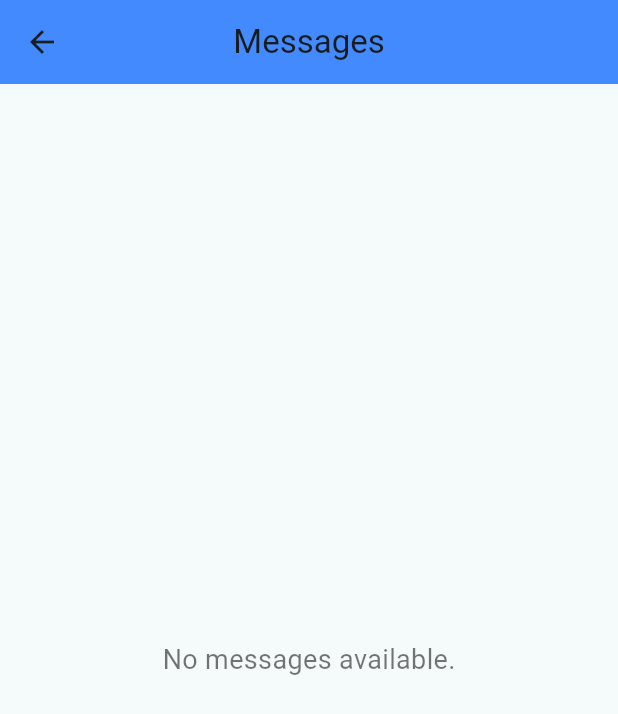
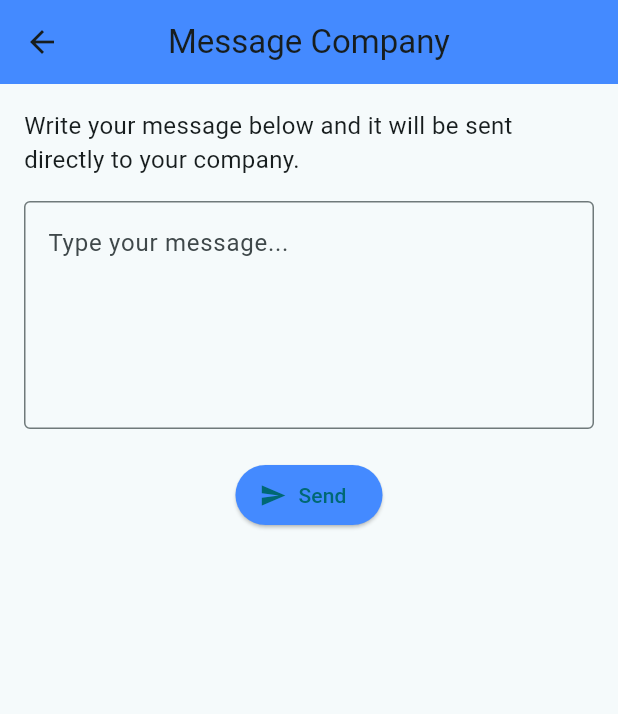
Before and after one commit to RaninduAmarasinghe/BusBuddy-FrontEnd, a Flutter app: the HomePage screen opened directly with empty values, after a tap on "Messages", on a phone screen of 412 x 824 dp. Shown: the top 714 px of the screen. Run offline on Flutter 3.47's test engine with Material 3 defaults, Android fonts, the phone set to English and light mode, and no system bars; our stand-ins replace google_maps_flutter, location; missing offline and left inert: stomp_dart_client; statements that could not run were skipped.

Commit message:
create driver massages

```diff
--- a/lib/Driver/home_page.dart
+++ b/lib/Driver/home_page.dart
@@ -41,7 +41,7 @@ class _HomePageState extends State<HomePage> {
         print("📥 Received alert on HomePage: $data");
         final alert = jsonDecode(data);
         final type = (alert['type']?.toLowerCase().replaceAll(' ', '') ?? '');
-        if (type == 'missingitem') {
+        if (type == 'missingitem' || type == 'complaint') {
           setState(() {
             hasNewAlert = true;
             print("🔴 Red dot activated");
@@ -177,7 +177,11 @@ class _HomePageState extends State<HomePage> {
               Navigator.push(
                 context,
                 MaterialPageRoute(
-                  builder: (context) => const MessagesPage(),
+                  builder: (context) => MessagesPage(
+                    driverId: widget.driverId,
+                    companyId: widget.companyId,
+                    driverName: widget.driverName,
+                  ),
                 ),
               );
             },
--- a/lib/Driver/messages_page.dart
+++ b/lib/Driver/messages_page.dart
@@ -1,20 +1,95 @@
+import 'dart:convert';
 import 'package:flutter/material.dart';
+import 'package:busbuddy_frontend/services/websocket_service.dart';
 
-class MessagesPage extends StatelessWidget {
-  const MessagesPage({super.key});
+class MessagesPage extends StatefulWidget {
+  final String driverId;
+  final String driverName;
+  final String companyId;
+
+  const MessagesPage({
+    super.key,
+    required this.driverId,
+    required this.driverName,
+    required this.companyId,
+  });
+
+  @override
+  State<MessagesPage> createState() => _MessagesPageState();
+}
+
+class _MessagesPageState extends State<MessagesPage> {
+  final TextEditingController _messageController = TextEditingController();
+  bool isSending = false;
+
+  void sendMessage() {
+    final message = _messageController.text.trim();
+    if (message.isEmpty) return;
+
+    setState(() => isSending = true);
+
+    try {
+      stompClient.send(
+        destination: '/app/driver-message',
+        body: jsonEncode({
+          "companyId": widget.companyId,
+          "senderName": widget.driverName,
+          "contactNumber": widget.driverId,
+          "message": message,
+          "type": "DriverMessage",
+        }),
+      );
+
+      ScaffoldMessenger.of(context).showSnackBar(
+        const SnackBar(content: Text("✅ Message sent to company")),
+      );
+
+      _messageController.clear();
+    } catch (e) {
+      print("❌ Error sending message: $e");
+      ScaffoldMessenger.of(context).showSnackBar(
+        const SnackBar(content: Text("Failed to send message")),
+      );
+    } finally {
+      setState(() => isSending = false);
+    }
+  }
 
   @override
   Widget build(BuildContext context) {
     return Scaffold(
       appBar: AppBar(
-        title: const Text("Messages"),
+        title: const Text("Message Company"),
         backgroundColor: Colors.blueAccent,
         centerTitle: true,
       ),
-      body: const Center(
-        child: Text(
-          "No messages available.",
-          style: TextStyle(fontSize: 18, color: Colors.black54),
+      body: Padding(
+        padding: const EdgeInsets.all(16.0),
+        child: Column(
+          children: [
+            const Text(
+              "Write your message below and it will be sent directly to your company.",
+              style: TextStyle(fontSize: 16),
+            ),
+            const SizedBox(height: 16),
+            TextField(
+              controller: _messageController,
+              maxLines: 5,
+              decoration: const InputDecoration(
+                hintText: "Type your message...",
+                border: OutlineInputBorder(),
+              ),
+            ),
+            const SizedBox(height: 20),
+            ElevatedButton.icon(
+              onPressed: isSending ? null : sendMessage,
+              icon: const Icon(Icons.send),
+              label: const Text("Send"),
+              style: ElevatedButton.styleFrom(
+                backgroundColor: Colors.blueAccent,
+              ),
+            ),
+          ],
         ),
       ),
     );
--- a/lib/services/websocket_service.dart
+++ b/lib/services/websocket_service.dart
@@ -32,7 +32,8 @@ void connectWebSocket({
         // 🔔 Subscribe to alert messages for this bus
         if (onAlertReceived != null) {
           stompClient.subscribe(
-            destination: '/topic/alerts/$busId', // listens to alerts for this bus only
+            destination:
+                '/topic/alerts/$busId', // listens to alerts for this bus only
             callback: (frame) {
               if (frame.body != null) {
                 onAlertReceived(frame.body!);
```
